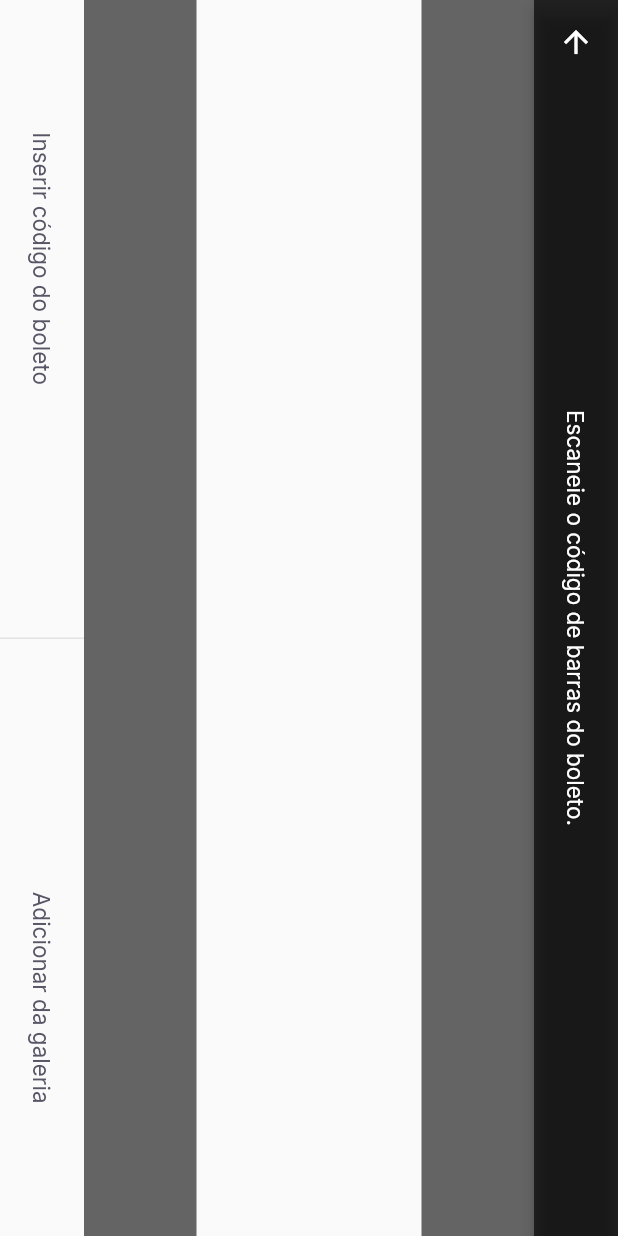
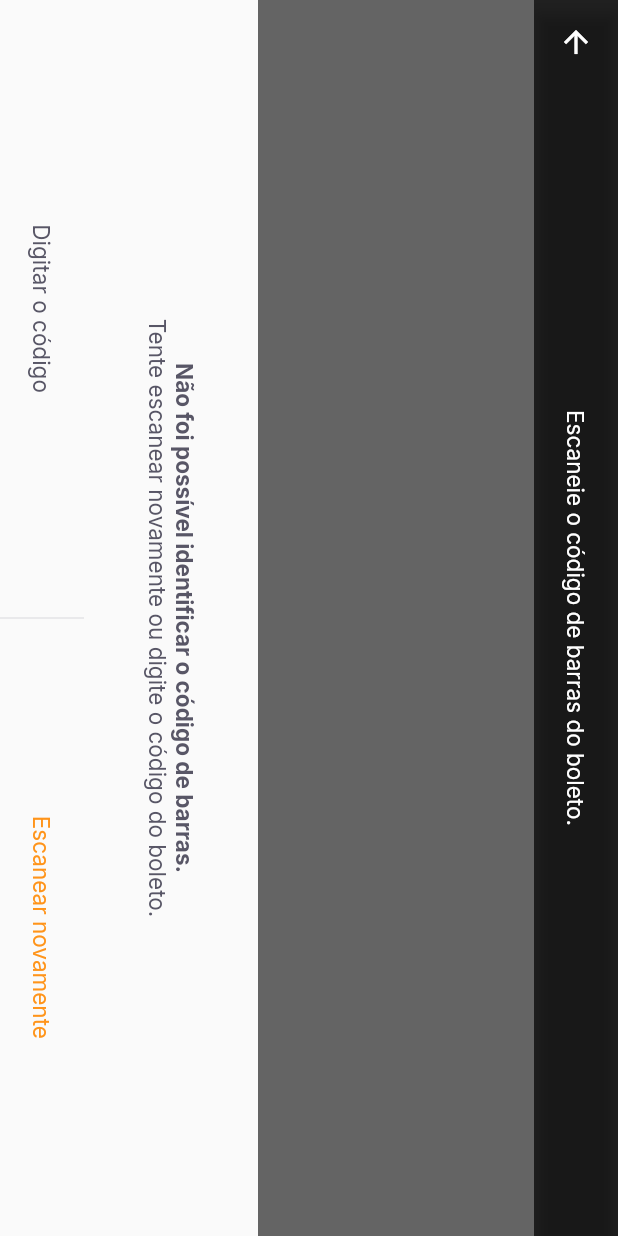
Before and after one commit to Dhayvison/pay_flow, a Flutter app: the BarcodeScannerPage screen opened by its route, on a phone screen of 412 x 824 dp. Run offline on Flutter 3.47's test engine with Material 2 defaults, Android fonts, the phone set to English and light mode, and no system bars; our stand-ins replace firebase_core, google_fonts, google_sign_in, shared_preferences; accounts and stored records are empty.

Commit message:
chore: add bottom sheet

```diff
--- a/lib/modules/barcode_scanner/barcode_scanner_page.dart
+++ b/lib/modules/barcode_scanner/barcode_scanner_page.dart
@@ -1,6 +1,8 @@
 import 'package:flutter/material.dart';
 import 'package:pay_flow/shared/themes/app_colors.dart';
 import 'package:pay_flow/shared/themes/app_text_styles.dart';
+import 'package:pay_flow/shared/widgets/botton_sheet/bottom_sheet_widget.dart';
+import 'package:pay_flow/shared/widgets/double_button_group.dart/double_button_group.dart';
 import 'package:pay_flow/shared/widgets/label_button/label_button.dart';
 
 class BarcodeScannerPage extends StatefulWidget {
@@ -38,27 +40,24 @@ class _BarcodeScannerPageState extends State<BarcodeScannerPage> {
                     color: Colors.transparent,
                   )),
               Expanded(
-                  child: Container(color: const Color.fromRGBO(0, 0, 0, 0.6)))
-            ],
-          ),
-          bottomNavigationBar: Row(
-            mainAxisAlignment: MainAxisAlignment.spaceAround,
-            children: [
-              LabelButton(
-                label: "Inserir código do boleto",
-                onPressed: () {},
-              ),
-              Container(
-                height: 56,
-                color: AppColors.stroke,
-                width: 1,
-              ),
-              LabelButton(
-                label: "Adicionar da galeria",
-                onPressed: () {},
+                  child: Container(color: const Color.fromRGBO(0, 0, 0, 0.6))),
+              SizedBox(
+                height: 50,
+                child: DoubleButtonGroup(
+                  leftButton: LabelButton(
+                    label: "Inserir código do boleto",
+                    onPressed: () {},
+                  ),
+                  rightButton: LabelButton(
+                    label: "Adicionar da galeria",
+                    onPressed: () {},
+                    style: AppTextStyles.buttonPrimary,
+                  ),
+                ),
               ),
             ],
           ),
+          bottomSheet: const BottomSheetWidget(),
         ),
       ),
     );
--- /dev/null
+++ b/lib/shared/widgets/botton_sheet/bottom_sheet_widget.dart
@@ -0,0 +1,51 @@
+import 'package:flutter/cupertino.dart';
+import 'package:flutter/material.dart';
+import 'package:pay_flow/shared/themes/app_colors.dart';
+import 'package:pay_flow/shared/themes/app_text_styles.dart';
+import 'package:pay_flow/shared/widgets/double_button_group.dart/double_button_group.dart';
+import 'package:pay_flow/shared/widgets/label_button/label_button.dart';
+
+class BottomSheetWidget extends StatelessWidget {
+  const BottomSheetWidget({Key? key}) : super(key: key);
+
+  @override
+  Widget build(BuildContext context) {
+    return Column(
+      children: [
+        Expanded(child: Container(color: const Color.fromRGBO(0, 0, 0, 0.6))),
+        Column(
+          children: [
+            Padding(
+              padding: const EdgeInsets.all(40),
+              child: Column(
+                children: [
+                  Text(
+                    "Não foi possível identificar o código de barras.",
+                    style: AppTextStyles.buttonBoldHeading,
+                    textAlign: TextAlign.center,
+                  ),
+                  Text(
+                    "Tente escanear novamente ou digite o código do boleto.",
+                    style: AppTextStyles.buttonHeading,
+                    textAlign: TextAlign.center,
+                  )
+                ],
+              ),
+            ),
+            SizedBox(
+              height: 56,
+              child: DoubleButtonGroup(
+                  leftButton:
+                      LabelButton(label: "Digitar o código", onPressed: () {}),
+                  rightButton: LabelButton(
+                    label: "Escanear novamente",
+                    onPressed: () {},
+                    style: AppTextStyles.buttonPrimary,
+                  )),
+            ),
+          ],
+        )
+      ],
+    );
+  }
+}
--- /dev/null
+++ b/lib/shared/widgets/double_button_group.dart/double_button_group.dart
@@ -0,0 +1,21 @@
+import 'package:flutter/material.dart';
+import 'package:pay_flow/shared/widgets/vertical_divider_widget/vertical_divider_widget.dart';
+
+class DoubleButtonGroup extends StatelessWidget {
+  const DoubleButtonGroup(
+      {Key? key, required this.leftButton, required this.rightButton})
+      : super(key: key);
+  final Widget leftButton;
+  final Widget rightButton;
+
+  @override
+  Widget build(BuildContext context) {
+    return Row(
+      children: [
+        Expanded(child: leftButton),
+        const VerticalDividerWidget(),
+        Expanded(child: rightButton)
+      ],
+    );
+  }
+}
--- a/lib/shared/widgets/label_button/label_button.dart
+++ b/lib/shared/widgets/label_button/label_button.dart
@@ -2,11 +2,13 @@ import 'package:flutter/material.dart';
 import 'package:pay_flow/shared/themes/app_text_styles.dart';
 
 class LabelButton extends StatelessWidget {
-  const LabelButton({Key? key, required this.label, required this.onPressed})
+  const LabelButton(
+      {Key? key, required this.label, required this.onPressed, this.style})
       : super(key: key);
 
   final String label;
   final VoidCallback onPressed;
+  final TextStyle? style;
 
   @override
   Widget build(BuildContext context) {
@@ -14,7 +16,7 @@ class LabelButton extends StatelessWidget {
         onPressed: onPressed,
         child: Text(
           label,
-          style: AppTextStyles.buttonHeading,
+          style: style ?? AppTextStyles.buttonHeading,
         ));
   }
 }
```
